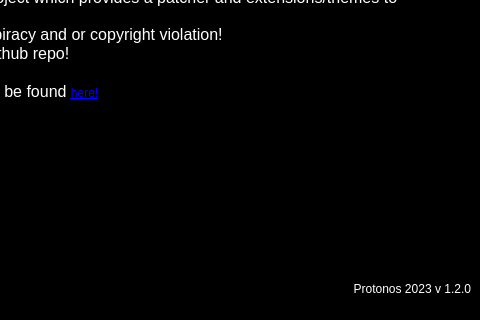
First picture: the form in res/manager.ui, repository Protonosgit/Spicetify_Installer, before the edit; both pictures show x 320 to 800 and y 130 to 450 of the 800 by 450 pixel window.
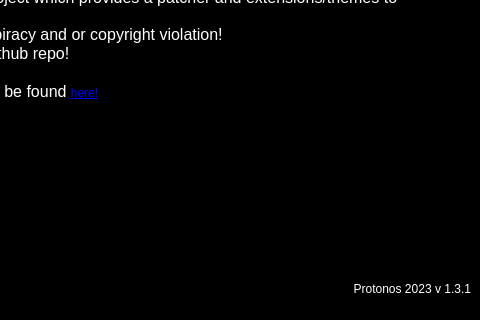
Second picture: the form after the edit. The open tabs and pages were chosen to show the change. Icons and pictures are not drawn.

Commit message: Fix update not loading

Patch:
```diff
--- a/res/manager.ui
+++ b/res/manager.ui
@@ -788,7 +788,7 @@
        <string notr="true">color:white;</string>
       </property>
       <property name="text">
-       <string>Protonos 2023 v 1.2.0</string>
+       <string>Protonos 2023 v 1.3.1</string>
       </property>
       <property name="alignment">
        <set>Qt::AlignRight|Qt::AlignTrailing|Qt::AlignVCenter</set>
```
The commit also changes 1 other file.
